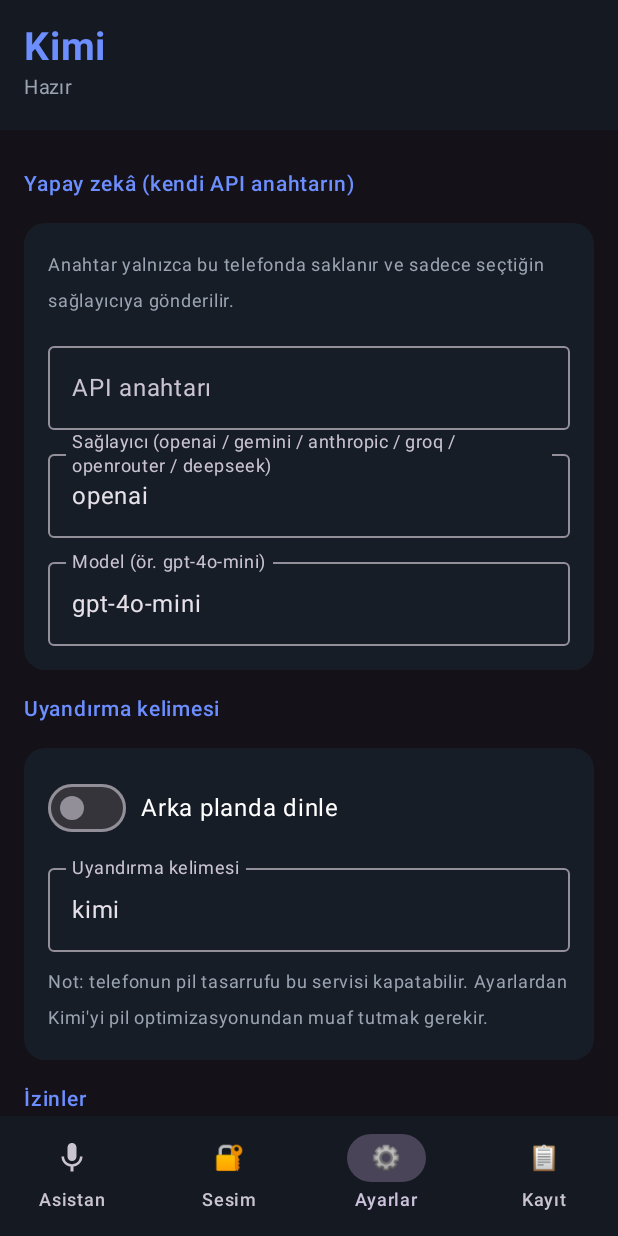
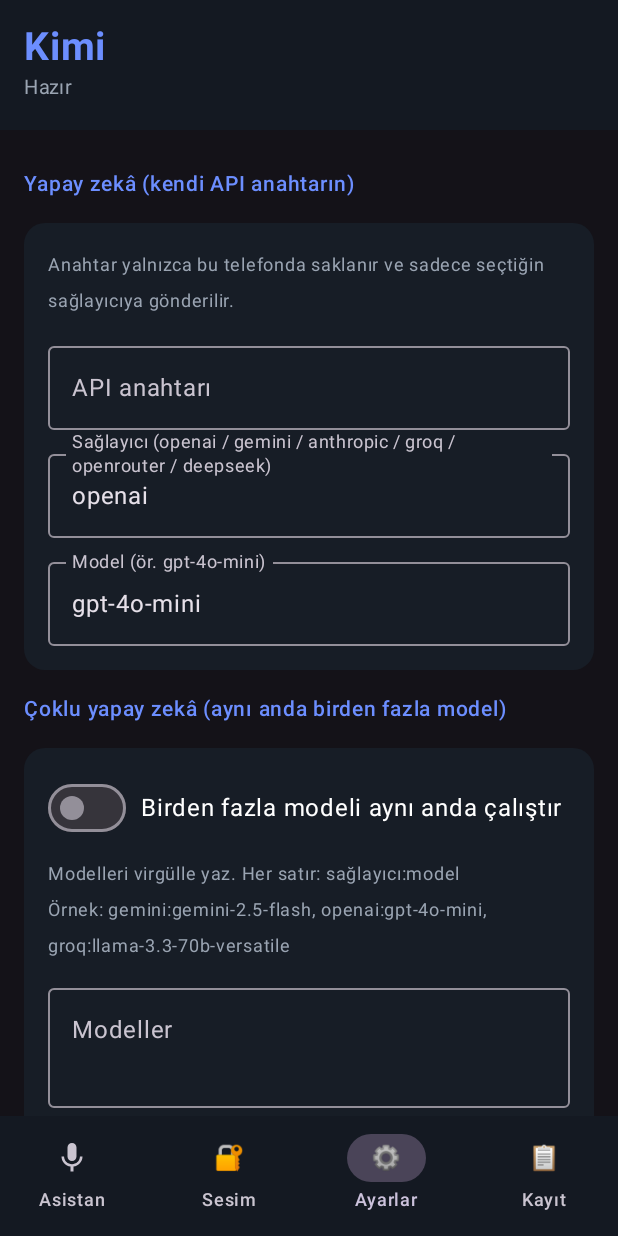
Before and after one commit to yusufide857-eng/kimi-android, an Android app built with Jetpack Compose: the screen it shows after launch (MainActivity), item 3 of the bottom bar chosen, on a phone screen of 412 x 824 dp. Run offline under Robolectric (Android 15) with nearby library versions, the phone set to English and light mode, and no system bars.

Commit message:
feat: coklu model

```diff
--- a/app/src/main/java/com/kimi/assistant/ui/MainActivity.kt
+++ b/app/src/main/java/com/kimi/assistant/ui/MainActivity.kt
@@ -130,6 +130,11 @@ fun KimiScreen(
     var voiceLock by remember { mutableStateOf(prefs.voiceLockEnabled) }
     var threshold by remember { mutableFloatStateOf(prefs.voiceThreshold) }
     var wakeWord by remember { mutableStateOf(prefs.wakeWord) }
+    var multiOn by remember { mutableStateOf(prefs.multiModelEnabled) }
+    var multiModels by remember { mutableStateOf(prefs.multiModels) }
+    var councilMode by remember { mutableStateOf(prefs.councilMode) }
+    var judgeModel by remember { mutableStateOf(prefs.judgeModel) }
+    var lastMulti by remember { mutableStateOf(prefs.lastMultiSummary) }
 
     // Karo/düğmeden gelen "şimdi dinle"
     LaunchedEffect(listenNow) {
@@ -246,6 +251,27 @@ fun KimiScreen(
                     model = model,
                     wakeOn = wakeOn,
                     wakeWord = wakeWord,
+                    multiOn = multiOn,
+                    multiModels = multiModels,
+                    councilMode = councilMode,
+                    judgeModel = judgeModel,
+                    lastMulti = lastMulti,
+                    onMultiOn = {
+                        multiOn = it
+                        prefs.multiModelEnabled = it
+                    },
+                    onMultiModels = {
+                        multiModels = it
+                        prefs.multiModels = it
+                    },
+                    onCouncil = {
+                        councilMode = it
+                        prefs.councilMode = it
+                    },
+                    onJudge = {
+                        judgeModel = it
+                        prefs.judgeModel = it
+                    },
                     onApiKey = { apiKey = it; prefs.apiKey = it },
                     onProvider = { provider = it; prefs.provider = it },
                     onModel = { model = it; prefs.model = it },
@@ -426,6 +452,15 @@ private fun SettingsTab(
     model: String,
     wakeOn: Boolean,
     wakeWord: String,
+    multiOn: Boolean,
+    multiModels: String,
+    councilMode: Boolean,
+    judgeModel: String,
+    lastMulti: String,
+    onMultiOn: (Boolean) -> Unit,
+    onMultiModels: (String) -> Unit,
+    onCouncil: (Boolean) -> Unit,
+    onJudge: (String) -> Unit,
     onApiKey: (String) -> Unit,
     onProvider: (String) -> Unit,
     onModel: (String) -> Unit,
@@ -462,6 +497,53 @@ private fun SettingsTab(
             label = { Text("Model (ör. gpt-4o-mini)") },
             modifier = Modifier.fillMaxWidth()
         )
+    }
+
+    SectionTitle("Çoklu yapay zekâ (aynı anda birden fazla model)")
+    CardBox {
+        Row(verticalAlignment = Alignment.CenterVertically) {
+            Switch(checked = multiOn, onCheckedChange = onMultiOn)
+            Spacer(Modifier.width(10.dp))
+            Text("Birden fazla modeli aynı anda çalıştır", color = Color.White)
+        }
+        Spacer(Modifier.height(8.dp))
+        Text(
+            "Modelleri virgülle yaz. Her satır: sağlayıcı:model\n" +
+                "Örnek: gemini:gemini-2.5-flash, openai:gpt-4o-mini, groq:llama-3.3-70b-versatile",
+            color = Color(0xFF9AA4B2), fontSize = 12.sp
+        )
+        Spacer(Modifier.height(8.dp))
+        OutlinedTextField(
+            value = multiModels,
+            onValueChange = onMultiModels,
+            label = { Text("Modeller") },
+            modifier = Modifier.fillMaxWidth(),
+            minLines = 2
+        )
+        Spacer(Modifier.height(8.dp))
+        Row(verticalAlignment = Alignment.CenterVertically) {
+            Switch(checked = councilMode, onCheckedChange = onCouncil)
+            Spacer(Modifier.width(10.dp))
+            Column {
+                Text("Hakem modu", color = Color.White)
+                Text(
+                    "Açık: cevaplar bir hakem modelde birleştirilir (daha isabetli, daha yavaş). " +
+                        "Kapalı: en hızlı cevap kullanılır.",
+                    color = Color(0xFF9AA4B2), fontSize = 11.sp
+                )
+            }
+        }
+        Spacer(Modifier.height(8.dp))
+        OutlinedTextField(
+            value = judgeModel,
+            onValueChange = onJudge,
+            label = { Text("Hakem model (boşsa ilk model)") },
+            modifier = Modifier.fillMaxWidth()
+        )
+        if (lastMulti.isNotBlank()) {
+            Spacer(Modifier.height(8.dp))
+            Text("Son yanıtlar: $lastMulti", color = Color(0xFF7BE495), fontSize = 11.sp)
+        }
     }
 
     SectionTitle("Uyandırma kelimesi")
```
